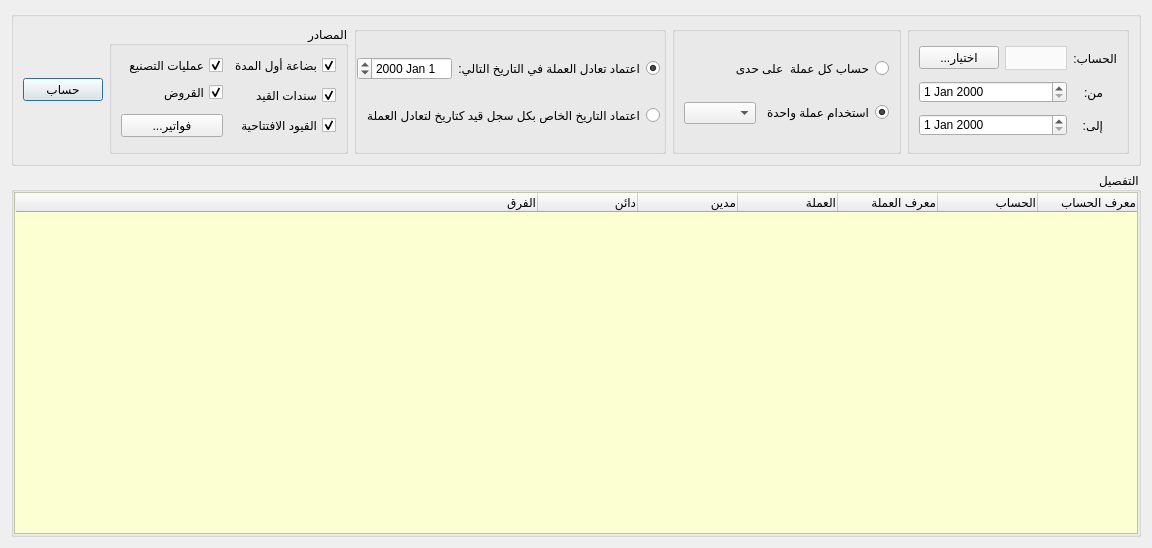
Old version of the form Ui_Trial_Balance.ui in the repository rabee361/E-commerce2.
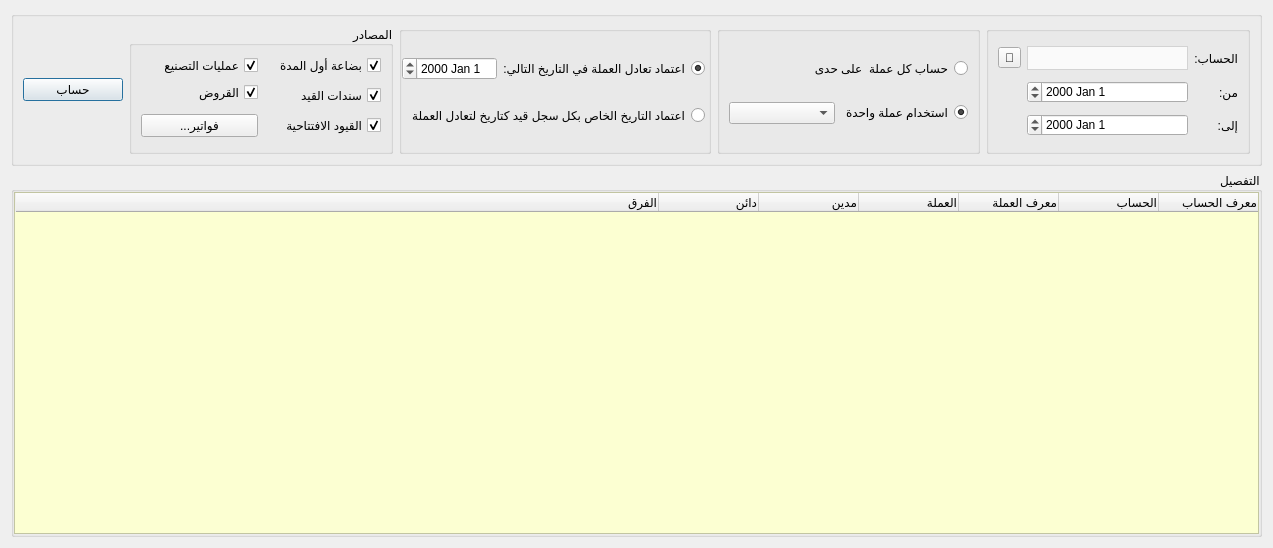
New version of the form.

```diff
--- a/Ui_Trial_Balance.ui
+++ b/Ui_Trial_Balance.ui
@@ -9,7 +9,7 @@
    <rect>
     <x>0</x>
     <y>0</y>
-    <width>1057</width>
+    <width>1273</width>
     <height>548</height>
    </rect>
   </property>
@@ -181,7 +181,7 @@
       <item row="0" column="5">
        <widget class="QGroupBox" name="groupBox_8">
         <property name="layoutDirection">
-         <enum>Qt::LeftToRight</enum>
+         <enum>Qt::RightToLeft</enum>
         </property>
         <property name="styleSheet">
          <string notr="true">QComboBox {
@@ -198,33 +198,7 @@
          <string/>
         </property>
         <layout class="QGridLayout" name="gridLayout_6">
-         <item row="1" column="1" colspan="2">
-          <widget class="QDateEdit" name="from_date_input"/>
-         </item>
-         <item row="2" column="3">
-          <widget class="QLabel" name="label_5">
-           <property name="maximumSize">
-            <size>
-             <width>30</width>
-             <height>16777215</height>
-            </size>
-           </property>
-           <property name="text">
-            <string>إلى:</string>
-           </property>
-          </widget>
-         </item>
-         <item row="2" column="1" colspan="2">
-          <widget class="QDateEdit" name="to_date_input"/>
-         </item>
-         <item row="0" column="1">
-          <widget class="QPushButton" name="select_account_btn">
-           <property name="text">
-            <string>...اختيار</string>
-           </property>
-          </widget>
-         </item>
-         <item row="0" column="3">
+         <item row="0" column="0">
           <widget class="QLabel" name="label_6">
            <property name="maximumSize">
             <size>
@@ -237,10 +211,10 @@
            </property>
           </widget>
          </item>
-         <item row="0" column="2">
+         <item row="0" column="1">
           <widget class="QComboBox" name="accounts_combobox"/>
          </item>
-         <item row="1" column="3">
+         <item row="1" column="0">
           <widget class="QLabel" name="label_4">
            <property name="maximumSize">
             <size>
@@ -253,6 +227,32 @@
            </property>
           </widget>
          </item>
+         <item row="2" column="0">
+          <widget class="QLabel" name="label_5">
+           <property name="maximumSize">
+            <size>
+             <width>30</width>
+             <height>16777215</height>
+            </size>
+           </property>
+           <property name="text">
+            <string>إلى:</string>
+           </property>
+          </widget>
+         </item>
+         <item row="1" column="1">
+          <widget class="QDateEdit" name="from_date_input"/>
+         </item>
+         <item row="2" column="1">
+          <widget class="QDateEdit" name="to_date_input"/>
+         </item>
+         <item row="0" column="2">
+          <widget class="QToolButton" name="select_account_btn">
+           <property name="text">
+            <string>🔎</string>
+           </property>
+          </widget>
+         </item>
         </layout>
        </widget>
       </item>
@@ -426,7 +426,7 @@
           <widget class="QRadioButton" name="distinct_currency_radio">
            <property name="maximumSize">
             <size>
-             <width>180</width>
+             <width>200</width>
              <height>16777215</height>
             </size>
            </property>
```
